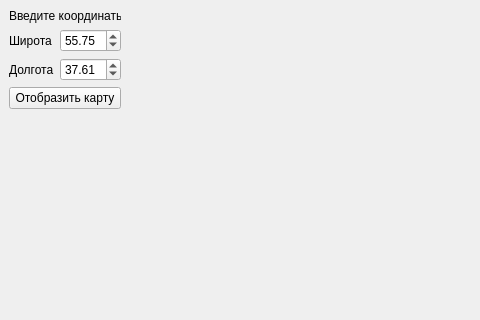
First picture: the form in Design/first_task_design.ui, repository andrey-blight/map_api, before the edit; both pictures show x 0 to 480 and y 0 to 320 of the 800 by 470 pixel window.
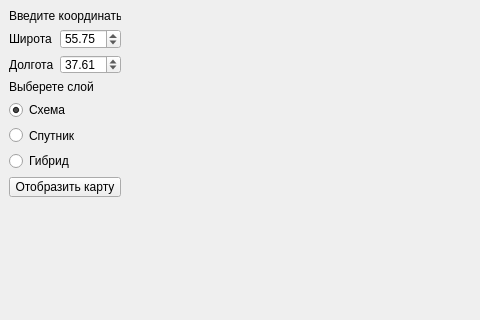
Second picture: the form after the edit.

Patch:
```diff
--- a/Design/first_task_design.ui
+++ b/Design/first_task_design.ui
@@ -57,7 +57,7 @@
       <x>9</x>
       <y>9</y>
       <width>112</width>
-      <height>100</height>
+      <height>188</height>
      </rect>
     </property>
     <layout class="QVBoxLayout" name="verticalLayout">
@@ -128,6 +128,37 @@
        </item>
       </layout>
      </item>
+     <item>
+      <widget class="QLabel" name="label">
+       <property name="text">
+        <string>Выберете слой</string>
+       </property>
+      </widget>
+     </item>
+     <item>
+      <widget class="QRadioButton" name="rbtn_map">
+       <property name="text">
+        <string>Схема</string>
+       </property>
+       <property name="checked">
+        <bool>true</bool>
+       </property>
+      </widget>
+     </item>
+     <item>
+      <widget class="QRadioButton" name="rbtn_sat">
+       <property name="text">
+        <string>Спутник</string>
+       </property>
+      </widget>
+     </item>
+     <item>
+      <widget class="QRadioButton" name="rbtn_skl">
+       <property name="text">
+        <string>Гибрид</string>
+       </property>
+      </widget>
+     </item>
      <item>
       <widget class="QPushButton" name="pushButton">
        <property name="text">
```
